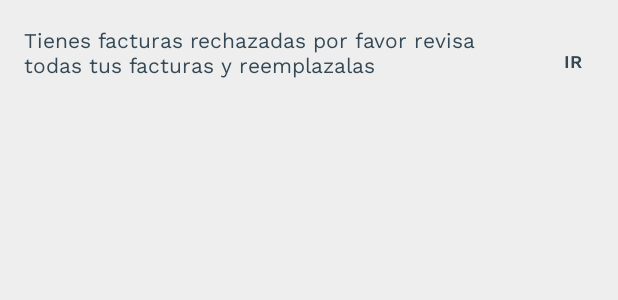
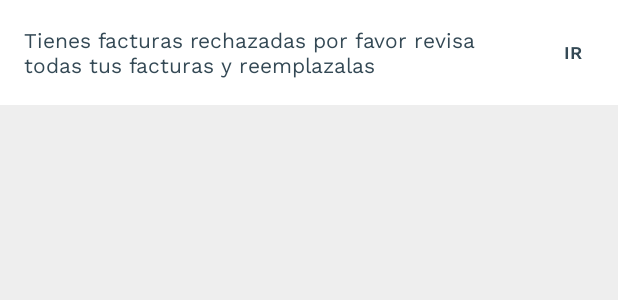
Before and after one commit to AlvaroChambi/AFProject, an Android app: the layout notification_item_layout.xml on its own in the app's theme, with its tools: preview values and no code run, on a phone screen of 412 x 824 dp. Shown: the top 300 px of the screen. Run offline under Robolectric (Android 15) with nearby library versions, the phone set to English and light mode, and no system bars.

Commit message:
Added notifications implementation

```diff
--- a/app/src/main/java/es/developers/achambi/afines/AfinesApplication.kt
+++ b/app/src/main/java/es/developers/achambi/afines/AfinesApplication.kt
@@ -83,6 +83,6 @@ class AfinesApplication : Application() {
         invoiceFullScreenPresenterFactory = InvoiceFullScreenPresenterFactory(executor, invoicesUseCase)
         baseTestPresenterFactory = BaseTestPresenterFactory(profileUseCase)
         notificationsPresenterFactory = NotificationsPresenterFactory(executor, profileUseCase,
-            notificationsPresentationBuilder)
+            notificationsPresentationBuilder, broadcastManager)
     }
 }
--- a/app/src/main/java/es/developers/achambi/afines/Factories.kt
+++ b/app/src/main/java/es/developers/achambi/afines/Factories.kt
@@ -129,9 +129,10 @@ class InvoiceFullScreenPresenterFactory(private val executor: MainExecutor,
 
 class NotificationsPresenterFactory(private val executor: MainExecutor,
                                     private val useCase: ProfileUseCase,
-                                    private val builder: NotificationPresentationBuilder) {
+                                    private val builder: NotificationPresentationBuilder,
+                                    private val broadcastManager: LocalBroadcastManager) {
     fun build(screen: NotificationsScreen, lifecycle: Lifecycle): NotificationsPresenter {
-        return NotificationsPresenter(useCase, builder, screen, lifecycle, executor)
+        return NotificationsPresenter(useCase, builder, broadcastManager,screen, lifecycle, executor)
     }
 }
 
--- a/app/src/main/java/es/developers/achambi/afines/home/NotificationPresentation.kt
+++ b/app/src/main/java/es/developers/achambi/afines/home/NotificationPresentation.kt
@@ -6,7 +6,8 @@ import es.developers.achambi.afines.repositories.model.NotificationType
 class NotificationPresentation(
     val keyId: Long,
     val message: String,
-    val type: NotificationType): SearchListData {
+    val type: NotificationType,
+    val goToVisibility: Int): SearchListData {
     override fun getId(): Long {
         return keyId
     }
--- a/app/src/main/java/es/developers/achambi/afines/profile/usecase/ProfileUseCase.kt
+++ b/app/src/main/java/es/developers/achambi/afines/profile/usecase/ProfileUseCase.kt
@@ -66,11 +66,12 @@ class ProfileUseCase(private val firebaseRepository: FirebaseRepository,
         }
         profile?.let {
             if(!profile.passwordChanged) notifications.add(OverviewNotification(
-                NotificationType.PASS_NOT_UPDATED, date = Date()))
+                //TODO Add ids that makes any sense
+                NotificationType.PASS_NOT_UPDATED, date = Date(1)))
         }
         counters?.let {
             if(counters.rejected > 0) notifications.add(OverviewNotification(
-                NotificationType.INVOICE_REJECTED, date = Date()))
+                NotificationType.INVOICE_REJECTED, date = Date(0)))
         }
         return notifications
     }
--- a/app/src/main/java/es/developers/achambi/afines/ui/OverviewCardPresentation.kt
+++ b/app/src/main/java/es/developers/achambi/afines/ui/OverviewCardPresentation.kt
@@ -2,6 +2,7 @@ package es.developers.achambi.afines.ui
 
 import android.annotation.SuppressLint
 import android.content.Context
+import android.view.View
 import es.developers.achambi.afines.R
 import es.developers.achambi.afines.home.NotificationPresentation
 import es.developers.achambi.afines.repositories.model.NotificationType
@@ -51,12 +52,14 @@ class OverviewPresentationBuilder(val context: Context,
 
 class NotificationPresentationBuilder(private val context: Context) {
     fun build(notification: OverviewNotification): NotificationPresentation {
+        var goToVisibility = View.VISIBLE
         val notificationText = when(notification.type) {
                 NotificationType.INVOICE_REJECTED ->
                     context.getString(R.string.overview_rejected_invoices_message_text)
                 NotificationType.PASS_NOT_UPDATED ->
                     context.getString(R.string.overview_password_change_message)
                 NotificationType.TAX_DATE_REMINDER -> {
+                    goToVisibility = View.GONE
                     val left = notification.date!!.time - Date().time
                     val daysLeft = TimeUnit.MILLISECONDS.toDays(left)
                     context.resources.getQuantityString(R.plurals.taxes_days_left_text,
@@ -64,6 +67,7 @@ class NotificationPresentationBuilder(private val context: Context) {
                 }
                 else -> ""
         }
-        return NotificationPresentation(notification.date.time, notificationText, notification.type)
+        return NotificationPresentation(notification.date.time, notificationText, notification.type,
+            goToVisibility)
     }
 }
--- a/app/src/main/res/layout/notification_item_layout.xml
+++ b/app/src/main/res/layout/notification_item_layout.xml
@@ -3,21 +3,25 @@
     xmlns:app="http://schemas.android.com/apk/res-auto"
     xmlns:tools="http://schemas.android.com/tools"
     android:layout_width="match_parent"
-    android:layout_height="wrap_content">
+    android:layout_height="wrap_content"
+    android:background="@color/text_primary"
+    android:layout_marginBottom="1dp">
 
     <TextView
         android:id="@+id/notification_item_textview"
         style="@style/Body2"
         android:layout_width="0dp"
-        android:layout_height="0dp"
+        android:layout_height="wrap_content"
         android:layout_marginStart="16dp"
         android:layout_marginTop="16dp"
         android:layout_marginEnd="16dp"
         android:layout_marginBottom="16dp"
+        android:gravity="center|start"
         app:layout_constraintBottom_toBottomOf="parent"
         app:layout_constraintEnd_toStartOf="@+id/notification_item_go_to"
         app:layout_constraintStart_toStartOf="parent"
         app:layout_constraintTop_toTopOf="parent"
+        app:layout_goneMarginEnd="16dp"
         tools:text="Tienes facturas rechazadas por favor revisa todas tus facturas y reemplazalas" />
 
     <TextView
@@ -28,6 +32,7 @@
         android:layout_marginEnd="8dp"
         android:padding="16dp"
         android:text="@string/overview_notification_go_to_text"
+        android:visibility="visible"
         app:layout_constraintBottom_toBottomOf="@+id/notification_item_textview"
         app:layout_constraintEnd_toEndOf="parent"
         app:layout_constraintTop_toTopOf="@+id/notification_item_textview" />
--- a/app/src/main/res/values/strings.xml
+++ b/app/src/main/res/values/strings.xml
@@ -112,8 +112,8 @@
     <string name="profile_invalid_iban_message">El IBAN proporcionado no es correcto.</string>
 
     <plurals name="taxes_days_left_text">
-        <item quantity="one">Queda %1$s día para presentar: %2$s</item>
-        <item quantity="other">Quedan %1$s días para presentar: %2$s</item>
+        <item quantity="one">Queda %1$s día para presentar:\n%2$s</item>
+        <item quantity="other">Quedan %1$s días para presentar:\n%2$s</item>
     </plurals>
     <string name="overview_taxes_header_text">Calendario de impuestos</string>
     <string name="overview_rejected_invoices_message_text">Alguna de tus facturas ha sido rechazada, por favor comprueba tus facturas y actualizalas si es necesario.</string>
```
Also changed, not shown: app/src/main/java/es/developers/achambi/afines/OverviewActivity.kt (+16 -9 lines), app/src/main/java/es/developers/achambi/afines/invoices/ui/UploadInvoiceFragment.kt (+5 -2 lines), app/src/main/java/es/developers/achambi/afines/notifications/NotificationsFragment.kt (+19 -1 lines), app/src/main/java/es/developers/achambi/afines/notifications/NotificationsPresenter.kt (+16 -0 lines).
